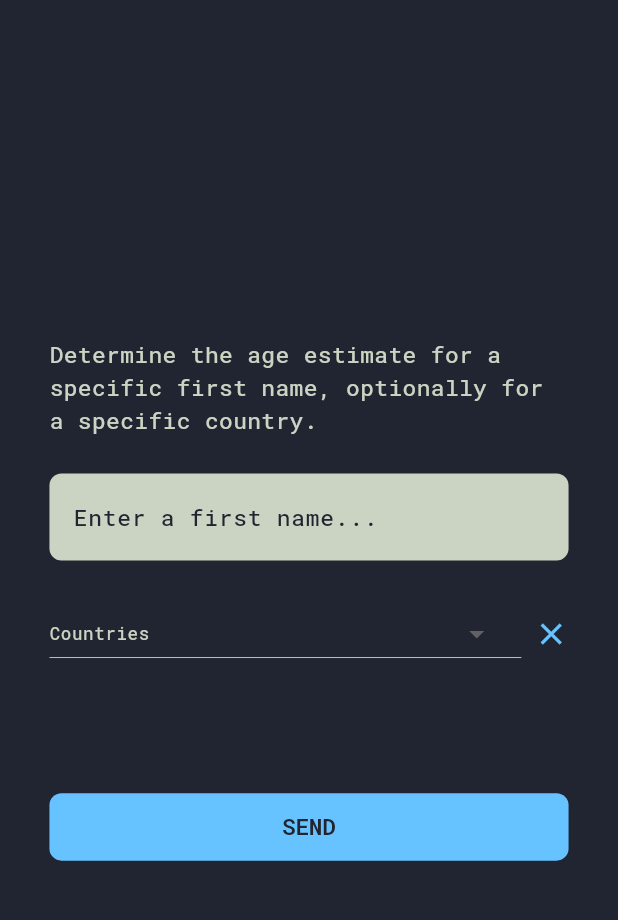
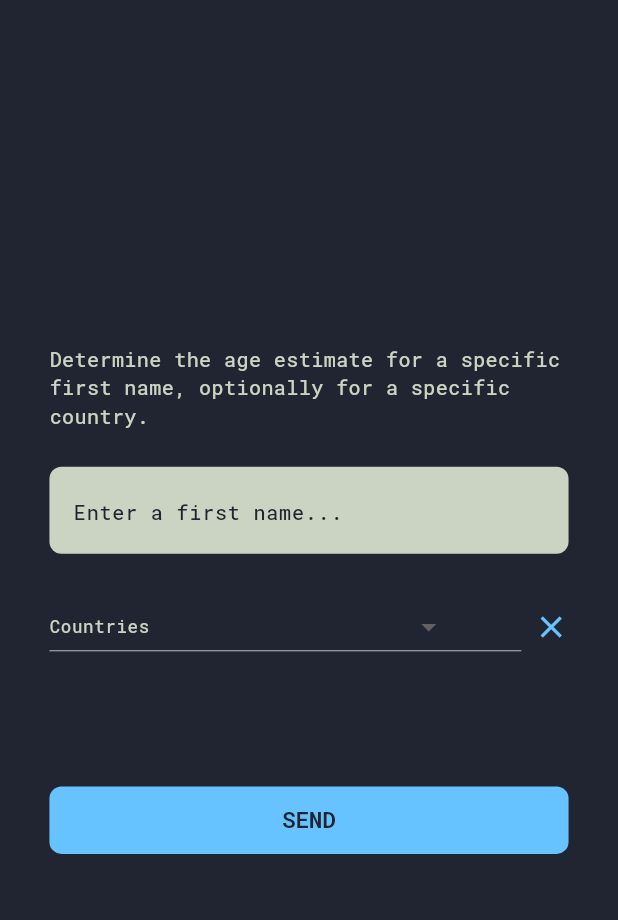
Before and after one commit to benbass/NameAgePredictor, a Flutter app: the screen it shows after launch, on a phone screen of 412 x 824 dp, the part 64-984 px from its top. Run offline on Flutter 3.47's test engine with Material 3 defaults, Android fonts, the phone set to English and light mode, and no system bars; our stand-ins replace bloc, flutter_bloc, get_it, sizer.

Commit message:
Reduced text size for bodyMedium: 16sp > 15sp

```diff
--- a/lib/theme.dart
+++ b/lib/theme.dart
@@ -33,7 +33,7 @@ class AppTheme {
   );
 
   static final TextStyle _bodyTextMedium = _bodyTextLarge.copyWith(
-    fontSize: 16.sp,
+    fontSize: 15.sp,
   );
 
   static final TextStyle _bodyTextSmall = _bodyTextLarge.copyWith(
```
